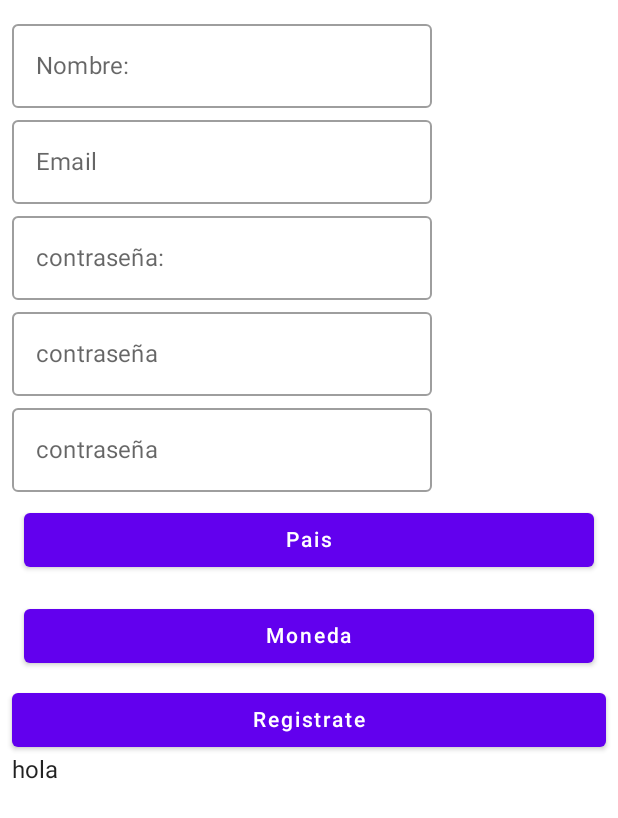
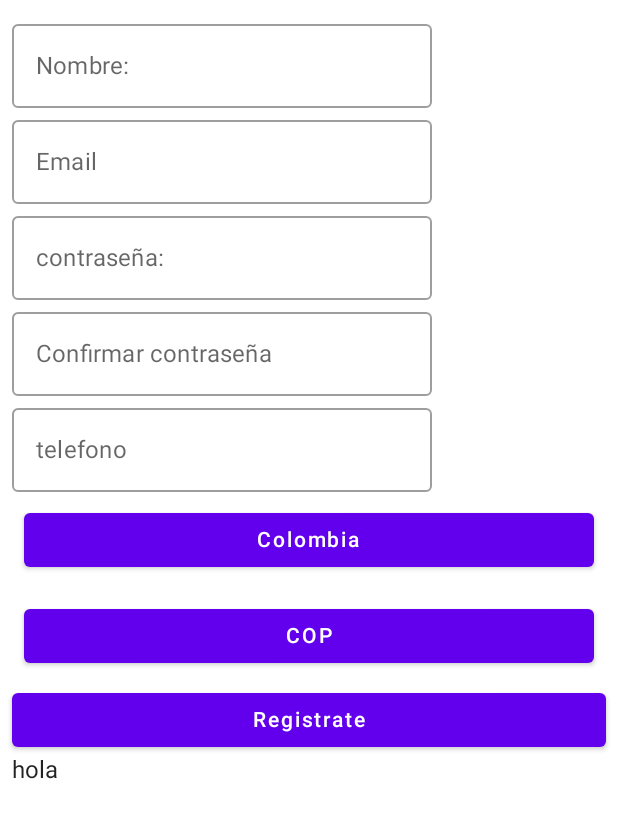
Before and after one commit to fedebarco/pruebaQinaya, an Android app built with Jetpack Compose: the RegisterScreen screen opened through its navigation route, on a phone screen of 412 x 824 dp. Shown: the top 818 px of the screen. Run offline under Robolectric (Android 15) with nearby library versions, the phone set to English and light mode, and no system bars; our stand-ins replace livedata-compose; network calls fail.

Commit message:
ya funciona registro

```diff
--- a/app/src/main/java/com/example/pruebaqinaya/MainActivity.kt
+++ b/app/src/main/java/com/example/pruebaqinaya/MainActivity.kt
@@ -26,6 +26,7 @@
     override fun onCreate(savedInstanceState: Bundle?) {
         super.onCreate(savedInstanceState)
         val model: MainViewModel by viewModels()
+        model.searchCountries()
         setContent {
             PruebaQinayaTheme {
                 // A surface container using the 'background' color from the theme
@@ -39,15 +40,11 @@
 
 @Composable
 fun MainNavigation(model: MainViewModel){
-    model.searchCountries()
-    val countriesNames= model.countries.value
     val navController = rememberNavController()
     NavHost(navController = navController, startDestination = "login_qinaya") {
         composable("login_qinaya") { LoginQinaya(model = model,navController = navController) }
         composable("register_qinaya") { RegisterScreen(model = model) }
         composable("main_page") { MainPage(navController = navController) }
-        composable("countries_screen") { CountriesScreen(countriesNames = countriesNames?: listOf("colombia"),model=model) }
-        /*...*/
     }
 
 }
@@ -87,40 +84,56 @@
 
 @Composable
 fun RegisterScreen(model: MainViewModel){
-    var textUser by remember { mutableStateOf("") }
+    var textname by remember { mutableStateOf("") }
+    var textEmail by remember { mutableStateOf("") }
+    var textPhone by remember { mutableStateOf("") }
     var textPassword by remember { mutableStateOf("") }
-    val textResponse by model.toLogin.observeAsState()
-    val openDialog = remember { mutableStateOf(true) }
+    var textPassword2 by remember { mutableStateOf("") }
+    val textPais by model.pais.observeAsState()
+    val textresponse by model.toregister.observeAsState()
+    val textMoneda by model.moneda.observeAsState()
     val (showDialog, setShowDialog) =  remember { mutableStateOf(false) }
     Column(modifier = Modifier
         .fillMaxWidth()
         .padding(8.dp)) {
         Column {
-            OutlinedTextField(value = textUser, onValueChange ={textUser=it},label = { Text(text = "Nombre:")} )
-            OutlinedTextField(value = textPassword, onValueChange ={textPassword=it},label = { Text(text = "Email")} )
-            OutlinedTextField(value = textUser, onValueChange ={textUser=it},label = { Text(text = "contraseña:")} )
-            OutlinedTextField(value = textPassword, onValueChange ={textPassword=it},label = { Text(text = "contraseña")} )
-            OutlinedTextField(value = textPassword, onValueChange ={textPassword=it},label = { Text(text = "contraseña")} )
+            OutlinedTextField(value = textname, onValueChange ={textname=it},label = { Text(text = "Nombre:")} )
+            OutlinedTextField(value = textEmail, onValueChange ={textEmail=it},label = { Text(text = "Email")} )
+            OutlinedTextField(value = textPassword, onValueChange ={textPassword=it},label = { Text(text = "contraseña:")} )
+            OutlinedTextField(value = textPassword2, onValueChange ={textPassword2=it},label = { Text(text = "Confirmar contraseña")} )
+            OutlinedTextField(value = textPhone, onValueChange ={textPhone=it},label = { Text(text = "telefono")} )
             Button(
-                modifier = Modifier.padding(8.dp).fillMaxWidth(),
+                modifier = Modifier
+                    .padding(8.dp)
+                    .fillMaxWidth(),
                 onClick = {setShowDialog(true)}
             ) {
-                Text("Pais")
+                Text("$textPais")
             }
             Button(
-                modifier = Modifier.padding(8.dp).fillMaxWidth(),
+                modifier = Modifier
+                    .padding(8.dp)
+                    .fillMaxWidth(),
                 onClick = {setShowDialog(true)}
             ) {
-                Text("Moneda")
+                Text("$textMoneda")
             }
             Button(
                 modifier = Modifier.fillMaxWidth(),
-                onClick = { model.rawJSON(textUser,textPassword) }
+                onClick = {
+                    if (textPassword==textPassword2){
+                        model.registerJSON(textname,textEmail,1,textPhone,1,1,textPassword)
+                    }else{
+
+                    }
+                }
             ) {
                 Text("Registrate")
             }
-            Text("$textResponse")
-            DialogDemo(showDialog, setShowDialog)
+            Text("$textresponse")
+
+            DialogDemo(showDialog, setShowDialog,model)
+            CountriesScreen(showDialog, setShowDialog,model)
         }
 
 
@@ -129,37 +142,37 @@
 }
 
 @Composable
-fun DialogDemo(showDialog: Boolean, setShowDialog: (Boolean) -> Unit) {
+fun DialogDemo(showDialog: Boolean, setShowDialog: (Boolean) -> Unit,model: MainViewModel) {
     if (showDialog) {
         AlertDialog(
             onDismissRequest = {
+                setShowDialog(false)
             },
             title = {
-                Text("Title")
+                Text("Paises")
             },
-            confirmButton = {
+            buttons ={
+                Column(
+                    modifier = Modifier.padding(all = 8.dp)
+                ) {
+                    Button(
+                        onClick = { setShowDialog(false)
+                            model.moneda.postValue("COP")}
+                    ) {
+                        Text("COP")
+                    }
                     Button(
                         onClick = {
-                        // Change the state to close the dialog
-                        setShowDialog(false)
-                    },
+                            model.moneda.postValue("USD")
+                            setShowDialog(false) }
                     ) {
-                    Text("Confirm")
+                        Text("USD")
+
                     }
-            },
-            dismissButton = {
-                Button(
-                    onClick = {
-                        // Change the state to close the dialog
-                        setShowDialog(false)
-                    },
-                ) {
-                    Text("Dismiss")
                 }
-            },
-            text = {
-                Text("This is a text on the dialog")
-            },
+            }
+
+
         )
     }
 }
@@ -177,19 +190,27 @@
     }
 }
 @Composable
-fun CountriesScreen(countriesNames:List<String>,model: MainViewModel) {
-
-    val prueba=model.respuesta.observeAsState()
-
-
+fun CountriesScreen(showDialog: Boolean, setShowDialog: (Boolean) -> Unit,model: MainViewModel) {
+    val countriesNames= model.countries.value!!
+    val countriesn= mutableListOf<String>()
+    for (i in countriesNames){
+        countriesn.add(i.name)
+    }
+    if (showDialog) {
+        AlertDialog(
+            onDismissRequest = {
+                setShowDialog(false)
+            },
+            title = {
+                Text("Paises")
+            },
+            buttons ={
                 Column(verticalArrangement = Arrangement.Center,horizontalAlignment = Alignment.CenterHorizontally,modifier = Modifier
                     .fillMaxWidth()
                     .padding(8.dp)
                     .background(MaterialTheme.colors.background)) {
-        Text(text = "Paises")
-        Text(text = " la respuesta es: $prueba")
                     LazyColumn{
-            items(countriesNames){countryName->
+                        items(countriesn){countryName->
                             MyCountries(name = countryName )
                         }
                     }
@@ -197,9 +218,16 @@
                 }
             }
 
+
+        )
+    }
+}
+
 @Composable
 fun MyCountries(name:String){
+    Button(onClick = { /*TODO*/ }) {
         Text(text=name)
+    }
 }
 
 
--- a/app/src/main/java/com/example/pruebaqinaya/MainViewModel.kt
+++ b/app/src/main/java/com/example/pruebaqinaya/MainViewModel.kt
@@ -19,9 +19,11 @@
 
 class MainViewModel:ViewModel() {
     val value = MutableLiveData<String>()
-    val countries= MutableLiveData<List<String>>(listOf("colombia"))
-    val respuesta= MutableLiveData<String>("hola")
+    val countries= MutableLiveData<List<countriesResponse>>(listOf())
     val toLogin= MutableLiveData<String>("hola")
+    val pais=MutableLiveData<String>("Colombia")
+    val moneda=MutableLiveData<String>("COP")
+    val toregister= MutableLiveData<String>("hola")
 
     private fun getRetrofit(): Retrofit {
         return Retrofit.Builder()
@@ -36,11 +38,10 @@
                     call: Call<List<countriesResponse>>,
                     response: Response<List<countriesResponse>>
                 ) {
-                    respuesta.postValue(response.body().toString())
+                    countries.postValue(response.body())
                 }
 
                 override fun onFailure(call: Call<List<countriesResponse>>, t: Throwable) {
-                    respuesta.postValue("no funciono")
                 }
 
 
@@ -117,7 +118,7 @@
 
         viewModelScope.launch {
             // Do the POST request and get response
-            val response = getRetrofit().create(APIservice::class.java).userLogin(requestBody = requestBody)
+            val response = getRetrofit().create(APIservice::class.java).userRegister(requestBody = requestBody)
 
             withContext(Dispatchers.Main.immediate) {
                 if (response.isSuccessful) {
@@ -129,10 +130,10 @@
                                 ?.string() // About this thread blocking annotation : https://github.com/square/retrofit/issues/3255
                         )
                     )
-                    toLogin.postValue(prettyJson)
+                    toregister.postValue(prettyJson)
 
                 } else {
-                    toLogin.postValue(response.code().toString())
+                    toregister.postValue(response.code().toString())
 
                 }
 
```
Lines whose indentation alone changed are shown as unchanged.
